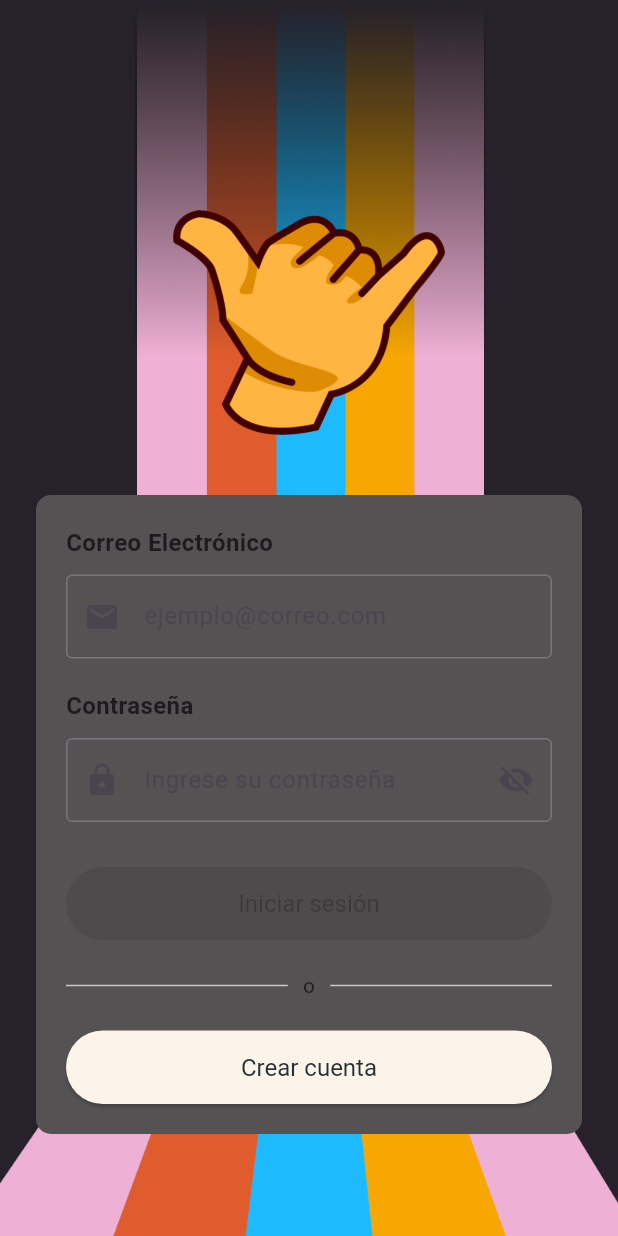
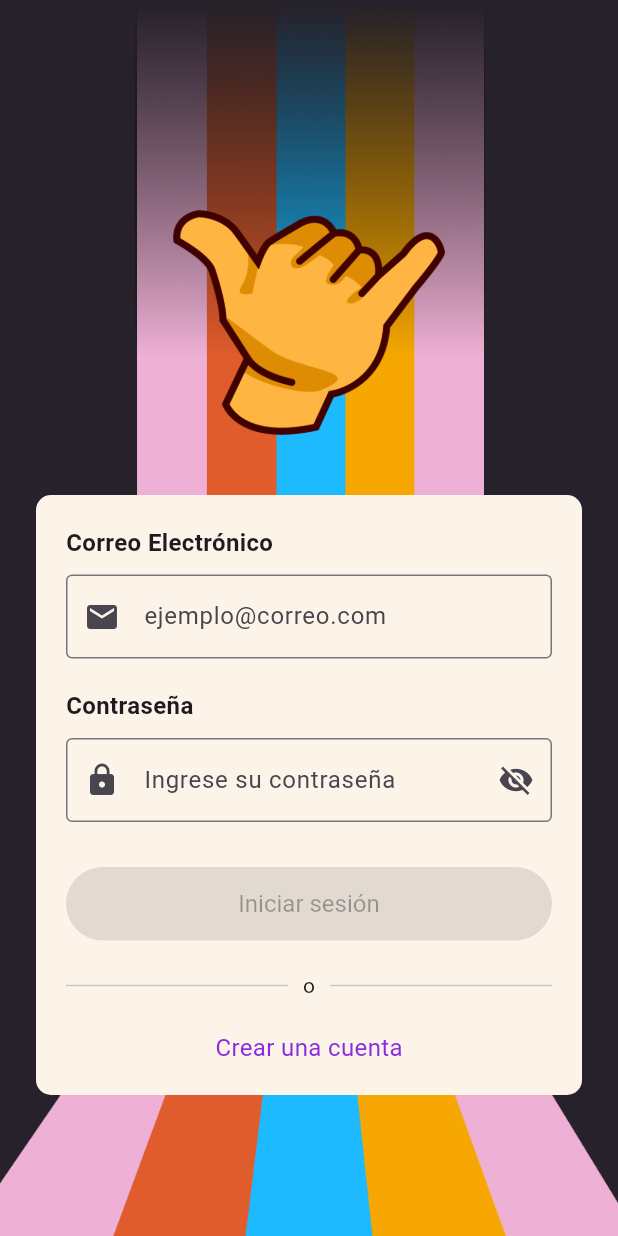
Before and after one commit to Hiidekii/Proyecto_PrograMovil_G3, a Flutter app: the screen it shows after launch, after a tap on "Iniciar Sesion / Crear Cuenta", on a phone screen of 412 x 824 dp. Run offline on Flutter 3.47's test engine with Material 3 defaults, Android fonts, the phone set to English and light mode, and no system bars; our stand-ins replace get, get_storage, google_maps_flutter, table_calendar.

Commit message:
bugs en los colores
solucionado

```diff
--- a/lib/configs/colors.dart
+++ b/lib/configs/colors.dart
@@ -8,6 +8,7 @@ class AppColors {
   static const Color pink = Color(0xFFEEB0D4);
   static const Color blue = Color(0xFF1EBAFF);
   static const Color cream = Color(0xFFFDF4E9);
+  static const Color Osbcream = Color.fromARGB(255, 236, 236, 236);
 
   //SOFT COLORS
   static const Color softYellow = Color(0xFFF5E5C0);
@@ -15,6 +16,7 @@ class AppColors {
   static const Color softPink = Color(0xFFF1D2E4);
   static const Color softBlue = Color(0xFF89D7FA);
   static const Color softGray = Color(0xFF8D8B8F);
+  static const Color softBlack = Color(0xFF554E5A);
 
   static const Color secondaryColor = Color(0xFF615049);
 
--- a/lib/configs/theme.dart
+++ b/lib/configs/theme.dart
@@ -20,7 +20,7 @@ class AppTheme {
       ),
       elevatedButtonTheme: ElevatedButtonThemeData(
         style: ElevatedButton.styleFrom(
-          backgroundColor: AppColors.primaryColor,
+          backgroundColor: AppColors.yellow,
           foregroundColor:
               AppColors.textColor, // Color de fondo de los botones elevados
         ),
--- a/lib/pages/auth/login/login_page.dart
+++ b/lib/pages/auth/login/login_page.dart
@@ -1,5 +1,6 @@
 import 'package:flutter/material.dart';
 import 'package:get/get.dart';
+import 'package:proyecto_programovil_g3/configs/colors.dart';
 import 'package:proyecto_programovil_g3/pages/auth/login/login_controller.dart';
 
 class LoginPage extends StatelessWidget {
@@ -34,10 +35,8 @@ class LoginPage extends StatelessWidget {
                   Container(
                     padding: const EdgeInsets.all(20),
                     decoration: BoxDecoration(
-                      color: const Color.fromARGB(
-                          255, 84, 82, 82), // Fondo gris claro
-                      borderRadius:
-                          BorderRadius.circular(10), // Bordes redondeados
+                      color: AppColors.primaryColor,
+                      borderRadius: BorderRadius.circular(10),
                     ),
                     child: Column(
                       crossAxisAlignment: CrossAxisAlignment.start,
@@ -68,12 +67,10 @@ class LoginPage extends StatelessWidget {
                           ),
                         ),
                         const SizedBox(height: 10),
-                        // TextField con icono de visibilidad (ojito)
                         Obx(
                           () => TextField(
                             controller: control.passwordController,
-                            obscureText: !control.isPasswordVisible
-                                .value, // Controla la visibilidad de la contraseña
+                            obscureText: !control.isPasswordVisible.value,
                             decoration: InputDecoration(
                               hintText: 'Ingrese su contraseña',
                               border: const OutlineInputBorder(),
@@ -92,7 +89,6 @@ class LoginPage extends StatelessWidget {
                           ),
                         ),
                         const SizedBox(height: 30),
-                        // Botón de iniciar sesión reactivo
                         Obx(
                           () => SizedBox(
                             width: double.infinity,
@@ -100,8 +96,11 @@ class LoginPage extends StatelessWidget {
                               onPressed: control.isButtonEnabled.value
                                   ? () {
                                       control.onLoginClick(context);
+                                      // Limpiar los controladores de texto después de iniciar sesión
+                                      control.emailController.clear();
+                                      control.passwordController.clear();
                                     }
-                                  : null, // El botón se deshabilita si no cumple las validaciones
+                                  : null,
                               style: ElevatedButton.styleFrom(
                                 padding:
                                     const EdgeInsets.symmetric(vertical: 15),
@@ -123,17 +122,20 @@ class LoginPage extends StatelessWidget {
                           ],
                         ),
                         const SizedBox(height: 20),
-                        SizedBox(
-                          width: double.infinity,
-                          child: ElevatedButton(
-                            onPressed: () {
-                              control.onRegisterClick(context);
+                        Center(
+                          child: GestureDetector(
+                            onTap: () {
+                              control.onRegisterClick(
+                                  context); // Acción al hacer clic en el texto
                             },
-                            style: ElevatedButton.styleFrom(
-                              padding: const EdgeInsets.symmetric(vertical: 15),
-                              textStyle: const TextStyle(fontSize: 16),
+                            child: const Text(
+                              'Crear una cuenta',
+                              style: TextStyle(
+                                fontSize: 16,
+                                color: Color(
+                                    0xFF8A2BE2), // Color morado (puedes usar tu color preferido)
+                              ),
                             ),
-                            child: const Text('Crear cuenta'),
                           ),
                         ),
                       ],
--- a/lib/pages/landing/landing_page.dart
+++ b/lib/pages/landing/landing_page.dart
@@ -1,9 +1,12 @@
 import 'package:flutter/material.dart';
 import 'package:get/get.dart';
+import 'package:proyecto_programovil_g3/configs/colors.dart';
 import 'package:proyecto_programovil_g3/pages/landing/landing_controller.dart';
 
 class LandingPage extends StatelessWidget {
   LandingController control = Get.put(LandingController());
+
+  LandingPage({super.key});
 
   @override
   Widget build(BuildContext context) {
@@ -18,23 +21,27 @@ class LandingPage extends StatelessWidget {
               fit: BoxFit.cover,
             ),
           ),
+          child: Center(
+            // Asegura que el contenido esté centrado
             child: SingleChildScrollView(
               padding: const EdgeInsets.symmetric(horizontal: 24, vertical: 60),
               child: Column(
-              crossAxisAlignment: CrossAxisAlignment.center,
+                mainAxisAlignment:
+                    MainAxisAlignment.center, // Centramos verticalmente
+                crossAxisAlignment:
+                    CrossAxisAlignment.center, // Centramos horizontalmente
                 children: [
-                const SizedBox(height: 80),
                   Image.asset(
                     'assets/images/landing_slogan.png',
-                  height: 150,
+                    height: 180,
                   ),
-                const SizedBox(height: 40),
+                  const SizedBox(height: 30),
                   Container(
                     padding: const EdgeInsets.all(16),
                     decoration: BoxDecoration(
-                    color: Colors.white, // Fondo blanco
+                      color: AppColors.primaryColor, // Fondo blanco
                       borderRadius:
-                        BorderRadius.circular(10), // Bordes redondeados
+                          BorderRadius.circular(20), // Bordes redondeados
                     ),
                     child: const Text(
                       "Únete a los mega eventos, crucial, determinante!",
@@ -47,7 +54,7 @@ class LandingPage extends StatelessWidget {
                   ),
                   const SizedBox(height: 40),
                   SizedBox(
-                  width: double.infinity,
+                    width: 290,
                     child: ElevatedButton(
                       onPressed: () {
                         control.onContinueClick(context);
@@ -55,6 +62,8 @@ class LandingPage extends StatelessWidget {
                       style: ElevatedButton.styleFrom(
                         padding: const EdgeInsets.symmetric(vertical: 15),
                         textStyle: const TextStyle(fontSize: 16),
+                        backgroundColor:
+                            AppColors.yellow, // Color amarillo para el botón
                       ),
                       child: const Text('Iniciar Sesion / Crear Cuenta'),
                     ),
@@ -64,6 +73,7 @@ class LandingPage extends StatelessWidget {
             ),
           ),
         ),
+      ),
     );
   }
 }
--- a/lib/pages/wrapper/wrapper.dart
+++ b/lib/pages/wrapper/wrapper.dart
@@ -53,7 +53,6 @@ class _WrapperState extends State<Wrapper> {
           IconButton(
             icon: const Icon(
               CupertinoIcons.calendar,
-              color: Colors.black,
             ),
             onPressed: () {
               showModalBottomSheet(
```
Also changed, not shown: lib/pages/auth/register/register_page.dart (+14 -11 lines), lib/pages/list/event_detaiL_screen.dart (+24 -16 lines), lib/pages/settings/settings_page.dart (+11 -1 lines). Lines whose indentation alone changed are shown as unchanged.
